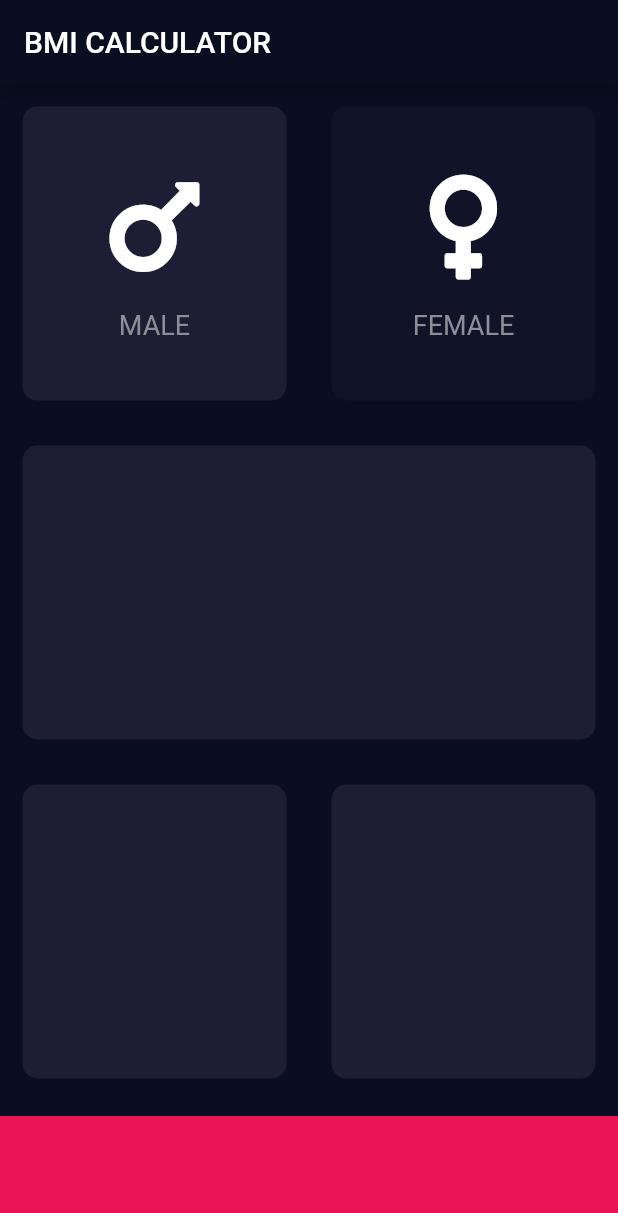
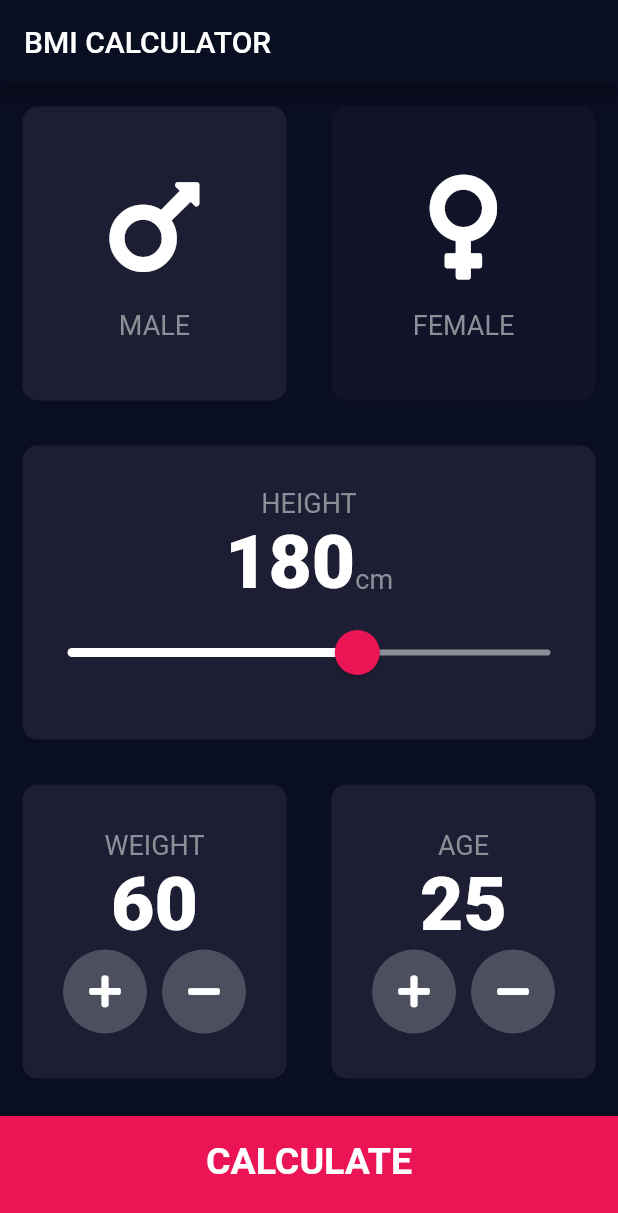
Before and after one commit to Jowooseok/fluuterStudy, a Flutter app: the screen it shows after launch, after a tap on "MALE", on a phone screen of 412 x 824 dp. Shown: the top 1213 px of the screen. Run offline on Flutter 3.47's test engine with Material 2 defaults, Android fonts, the phone set to English and light mode, and no system bars; our stand-ins replace font_awesome_flutter.

Commit message:
계산 부분 빼고 모두 완료

```diff
--- /dev/null
+++ b/fluuter_study/lib/components/bottomButton.dart
@@ -0,0 +1,29 @@
+import 'package:flutter/material.dart';
+import 'package:bmi_calculator/constants.dart';
+
+class BottomButton extends StatelessWidget {
+  BottomButton({@required this.onTap, @required this.buttonTitle});
+
+  final Function onTap;
+  final String buttonTitle;
+
+  @override
+  Widget build(BuildContext context) {
+    return GestureDetector(
+      onTap: onTap,
+      child: Container(
+        child: Center(
+          child: Text(
+            buttonTitle,
+            style: kLargeButtonTextStyle,
+          ),
+        ),
+        color: kBottomContainerColour,
+        margin: EdgeInsets.only(top: 10.0),
+        width: double.infinity,
+        padding: EdgeInsets.only(bottom: 20.0),
+        height: kBottomContainerHeight,
+      ),
+    );
+  }
+}
--- a/fluuter_study/lib/icon_content.dart
+++ b/fluuter_study/lib/components/icon_content.dart
@@ -1,9 +1,5 @@
 import 'package:flutter/material.dart';
-
-const labelTextStyle = TextStyle(
-  fontSize: 18.0,
-  color: Color(0xff8d8e98),
-);
+import '../constants.dart';
 
 class IconContent extends StatelessWidget {
   final String label;
@@ -25,7 +21,7 @@ class IconContent extends StatelessWidget {
         ),
         Text(
           label,
-          style: labelTextStyle,
+          style: kLabelTextStyle,
         )
       ],
     );
--- /dev/null
+++ b/fluuter_study/lib/components/reusable_card.dart
@@ -0,0 +1,24 @@
+import 'package:flutter/material.dart';
+
+class ReusableCard extends StatelessWidget {
+  ReusableCard({@required this.colour, this.cardChild, this.onPress});
+
+  final Color colour;
+  final Widget cardChild;
+  final Function onPress;
+
+  @override
+  Widget build(BuildContext context) {
+    return GestureDetector(
+      onTap: onPress,
+      child: Container(
+        child: cardChild,
+        margin: EdgeInsets.all(15.0),
+        decoration: BoxDecoration(
+          color: colour,
+          borderRadius: BorderRadius.circular(10.0),
+        ),
+      ),
+    );
+  }
+}
--- /dev/null
+++ b/fluuter_study/lib/components/roundIconButton.dart
@@ -0,0 +1,23 @@
+import 'package:flutter/material.dart';
+
+class RoundIconButton extends StatelessWidget {
+  RoundIconButton({@required this.icon, @required this.onPressed});
+
+  final IconData icon;
+  final Function onPressed;
+
+  @override
+  Widget build(BuildContext context) {
+    return RawMaterialButton(
+      child: Icon(icon),
+      onPressed: onPressed,
+      elevation: 0.0,
+      constraints: BoxConstraints.tightFor(
+        width: 56.0,
+        height: 56.0,
+      ),
+      shape: CircleBorder(),
+      fillColor: Color(0xff4c4f5e),
+    );
+  }
+}
--- /dev/null
+++ b/fluuter_study/lib/constants.dart
@@ -0,0 +1,37 @@
+import 'package:flutter/material.dart';
+
+const kBottomContainerHeight = 80.0;
+const kActiveCardColour = Color(0xff1d1e33);
+const kInactiveCardColour = Color(0xff111328);
+const kBottomContainerColour = Color(0xffeb1555);
+
+const kLabelTextStyle = TextStyle(
+  fontSize: 18.0,
+  color: Color(0xff8d8e98),
+);
+
+const kNumberTextStyle = TextStyle(
+  fontSize: 50.0,
+  fontWeight: FontWeight.w900,
+);
+
+const kLargeButtonTextStyle =
+    TextStyle(fontSize: 25.0, fontWeight: FontWeight.bold);
+
+const kTitleTextStyle = TextStyle(
+  fontSize: 50.0,
+  fontWeight: FontWeight.bold,
+);
+
+const kResultTextStyle = TextStyle(
+  color: Color(0xff24d876),
+  fontSize: 22.0,
+  fontWeight: FontWeight.bold,
+);
+
+const kBMITextStyle = TextStyle(
+  fontSize: 100.0,
+  fontWeight: FontWeight.bold,
+);
+
+const kBodyTextStyle = TextStyle(fontSize: 22.0);
--- a/fluuter_study/lib/imput_page.dart
+++ /dev/null
@@ -1,114 +0,0 @@
-import 'package:flutter/material.dart';
-import 'package:font_awesome_flutter/font_awesome_flutter.dart';
-import 'reusable_card.dart';
-import 'icon_content.dart';
-
-const bottomContainerHeight = 80.0;
-const activeCardColour = Color(0xff1d1e33);
-const inactiveCardColour = Color(0xff111328);
-const bottomContainerColour = Color(0xffeb1555);
-
-class InputPage extends StatefulWidget {
-  @override
-  _InputPageState createState() => _InputPageState();
-}
-
-class _InputPageState extends State<InputPage> {
-  Color maleCardColour = inactiveCardColour;
-  Color femaleCardColour = inactiveCardColour;
-
-  //1 = male, 2 = female
-  void updateColour(int gender) {
-    if (gender == 1) {
-      if (maleCardColour == inactiveCardColour) {
-        maleCardColour = activeCardColour;
-        femaleCardColour = inactiveCardColour;
-      } else {
-        maleCardColour = inactiveCardColour;
-      }
-    } else if (gender == 2) {
-      if (femaleCardColour == inactiveCardColour) {
-        femaleCardColour = activeCardColour;
-        maleCardColour = inactiveCardColour;
-      } else {
-        femaleCardColour = inactiveCardColour;
-      }
-    }
-  }
-
-  @override
-  Widget build(BuildContext context) {
-    return Scaffold(
-      appBar: AppBar(
-        title: Text('BMI CALCULATOR'),
-      ),
-      body: Column(
-        children: [
-          Expanded(
-              child: Row(
-            children: [
-              Expanded(
-                child: GestureDetector(
-                  onTap: () {
-                    setState(() {
-                      updateColour(1);
-                    });
-                  },
-                  child: ReusableCard(
-                    colour: maleCardColour,
-                    cardChild: IconContent(
-                      label: 'MALE',
-                      icon: FontAwesomeIcons.mars,
-                    ),
-                  ),
-                ),
-              ),
-              Expanded(
-                child: GestureDetector(
-                  onTap: () {
-                    setState(() {
-                      updateColour(2);
-                    });
-                  },
-                  child: ReusableCard(
-                    colour: femaleCardColour,
-                    cardChild: IconContent(
-                      label: 'FEMALE',
-                      icon: FontAwesomeIcons.venus,
-                    ),
-                  ),
-                ),
-              ),
-            ],
-          )),
-          Expanded(
-            child: ReusableCard(
-              colour: activeCardColour,
-            ),
-          ),
-          Expanded(
-              child: Row(
-            children: [
-              Expanded(
-                child: ReusableCard(
-                  colour: activeCardColour,
-                ),
-              ),
-              Expanded(
-                child: ReusableCard(
-                  colour: activeCardColour,
-                ),
-              ),
-            ],
-          )),
-          Container(
-            color: bottomContainerColour,
-            margin: EdgeInsets.only(top: 10.0),
-            width: double.infinity,
-            height: bottomContainerHeight,
-          ),
-        ],
-      ),
-    );
-  }
-}
--- a/fluuter_study/lib/main.dart
+++ b/fluuter_study/lib/main.dart
@@ -1,5 +1,5 @@
 import 'package:flutter/material.dart';
-import 'imput_page.dart';
+import 'screens/input_page.dart';
 
 void main() => runApp(BMICalculator());
 
--- a/fluuter_study/lib/reusable_card.dart
+++ /dev/null
@@ -1,20 +0,0 @@
-import 'package:flutter/material.dart';
-
-class ReusableCard extends StatelessWidget {
-  ReusableCard({@required this.colour, this.cardChild});
-
-  final Color colour;
-  final Widget cardChild;
-
-  @override
-  Widget build(BuildContext context) {
-    return Container(
-      child: cardChild,
-      margin: EdgeInsets.all(15.0),
-      decoration: BoxDecoration(
-        color: colour,
-        borderRadius: BorderRadius.circular(10.0),
-      ),
-    );
-  }
-}
--- /dev/null
+++ b/fluuter_study/lib/screens/input_page.dart
@@ -0,0 +1,222 @@
+import 'file:///C:/Users/Seok/Desktop/dev/flutterStudy/fluuter_study/lib/screens/results_page.dart';
+import 'package:flutter/material.dart';
+import 'package:font_awesome_flutter/font_awesome_flutter.dart';
+import 'package:bmi_calculator/components/reusable_card.dart';
+import 'package:bmi_calculator/components/icon_content.dart';
+import 'package:bmi_calculator/constants.dart';
+import 'package:bmi_calculator/components/bottomButton.dart';
+import 'package:bmi_calculator/components/roundIconButton.dart';
+
+enum Gender { male, female }
+
+class InputPage extends StatefulWidget {
+  @override
+  _InputPageState createState() => _InputPageState();
+}
+
+class _InputPageState extends State<InputPage> {
+  Gender selectedGender;
+  int height = 180;
+  int weight = 60;
+  int age = 25;
+
+  @override
+  Widget build(BuildContext context) {
+    return Scaffold(
+      appBar: AppBar(
+        title: Text('BMI CALCULATOR'),
+      ),
+      body: Column(
+        crossAxisAlignment: CrossAxisAlignment.stretch,
+        children: [
+          Expanded(
+              child: Row(
+            children: [
+              Expanded(
+                child: ReusableCard(
+                  colour: selectedGender == Gender.male
+                      ? kActiveCardColour
+                      : kInactiveCardColour,
+                  onPress: () {
+                    setState(() {
+                      selectedGender = Gender.male;
+                    });
+                  },
+                  cardChild: IconContent(
+                    label: 'MALE',
+                    icon: FontAwesomeIcons.mars,
+                  ),
+                ),
+              ),
+              Expanded(
+                child: ReusableCard(
+                  colour: selectedGender == Gender.female
+                      ? kActiveCardColour
+                      : kInactiveCardColour,
+                  onPress: () {
+                    setState(() {
+                      selectedGender = Gender.female;
+                    });
+                  },
+                  cardChild: IconContent(
+                    label: 'FEMALE',
+                    icon: FontAwesomeIcons.venus,
+                  ),
+                ),
+              ),
+            ],
+          )),
+          Expanded(
+            child: ReusableCard(
+              colour: kActiveCardColour,
+              cardChild: Column(
+                mainAxisAlignment: MainAxisAlignment.center,
+                children: [
+                  Text(
+                    'HEIGHT',
+                    style: kLabelTextStyle,
+                  ),
+                  Row(
+                    mainAxisAlignment: MainAxisAlignment.center,
+                    crossAxisAlignment: CrossAxisAlignment.baseline,
+                    textBaseline: TextBaseline.alphabetic,
+                    children: [
+                      Text(
+                        height.toString(),
+                        style: kNumberTextStyle,
+                      ),
+                      Text(
+                        'cm',
+                        style: kLabelTextStyle,
+                      )
+                    ],
+                  ),
+                  SliderTheme(
+                    data: SliderTheme.of(context).copyWith(
+                        inactiveTrackColor: Color(0xff8d8e98),
+                        activeTrackColor: Colors.white,
+                        thumbColor: Color(0xffeb1555),
+                        overlayColor: Color(0x29eb1555),
+                        thumbShape:
+                            RoundSliderThumbShape(enabledThumbRadius: 15.0),
+                        overlayShape:
+                            RoundSliderOverlayShape(overlayRadius: 30.0)),
+                    child: Slider(
+                      value: height.toDouble(),
+                      min: 120.0,
+                      max: 220.0,
+                      onChanged: (double newValue) {
+                        setState(() {
+                          height = newValue.round();
+                        });
+                      },
+                    ),
+                  ),
+                ],
+              ),
+            ),
+          ),
+          Expanded(
+              child: Row(
+            children: [
+              Expanded(
+                child: ReusableCard(
+                  colour: kActiveCardColour,
+                  cardChild: Column(
+                    mainAxisAlignment: MainAxisAlignment.center,
+                    children: [
+                      Text(
+                        'WEIGHT',
+                        style: kLabelTextStyle,
+                      ),
+                      Text(
+                        weight.toString(),
+                        style: kNumberTextStyle,
+                      ),
+                      Row(
+                        mainAxisAlignment: MainAxisAlignment.center,
+                        children: [
+                          RoundIconButton(
+                            icon: FontAwesomeIcons.plus,
+                            onPressed: () {
+                              setState(() {
+                                weight++;
+                              });
+                            },
+                          ),
+                          SizedBox(
+                            width: 10.0,
+                          ),
+                          RoundIconButton(
+                            icon: FontAwesomeIcons.minus,
+                            onPressed: () {
+                              setState(() {
+                                weight--;
+                              });
+                            },
+                          ),
+                        ],
+                      ),
+                    ],
+                  ),
+                ),
+              ),
+              Expanded(
+                child: ReusableCard(
+                  colour: kActiveCardColour,
+                  cardChild: Column(
+                    mainAxisAlignment: MainAxisAlignment.center,
+                    children: [
+                      Text(
+                        'AGE',
+                        style: kLabelTextStyle,
+                      ),
+                      Text(
+                        age.toString(),
+                        style: kNumberTextStyle,
+                      ),
+                      Row(
+                        mainAxisAlignment: MainAxisAlignment.center,
+                        children: [
+                          RoundIconButton(
+                            icon: FontAwesomeIcons.plus,
+                            onPressed: () {
+                              setState(() {
+                                age++;
+                              });
+                            },
+                          ),
+                          SizedBox(
+                            width: 10.0,
+                          ),
+                          RoundIconButton(
+                            icon: FontAwesomeIcons.minus,
+                            onPressed: () {
+                              setState(() {
+                                age--;
+                              });
+                            },
+                          ),
+                        ],
+                      ),
+                    ],
+                  ),
+                ),
+              ),
+            ],
+          )),
+          BottomButton(
+            buttonTitle: 'CALCULATE',
+            onTap: () {
+              Navigator.push(
+                  context,
+                  MaterialPageRoute(
+                    builder: (context) => ResultsPage(),
+                  ));
+            },
+          ),
+        ],
+      ),
+    );
+  }
+}
--- /dev/null
+++ b/fluuter_study/lib/screens/results_page.dart
@@ -0,0 +1,62 @@
+import 'package:bmi_calculator/components/bottomButton.dart';
+import 'package:flutter/material.dart';
+import '../constants.dart';
+import '../components/reusable_card.dart';
+
+class ResultsPage extends StatelessWidget {
+  @override
+  Widget build(BuildContext context) {
+    return Scaffold(
+      appBar: AppBar(
+        title: Text('BMI CALCULATOR'),
+      ),
+      body: Column(
+        mainAxisAlignment: MainAxisAlignment.spaceEvenly,
+        crossAxisAlignment: CrossAxisAlignment.stretch,
+        children: [
+          Expanded(
+            child: Container(
+              padding: EdgeInsets.all(15.0),
+              alignment: Alignment.bottomLeft,
+              child: Text(
+                'Your Result',
+                style: kTitleTextStyle,
+              ),
+            ),
+          ),
+          Expanded(
+            flex: 3,
+            child: ReusableCard(
+              colour: kActiveCardColour,
+              cardChild: Column(
+                mainAxisAlignment: MainAxisAlignment.spaceEvenly,
+                crossAxisAlignment: CrossAxisAlignment.center,
+                children: [
+                  Text(
+                    'Normal',
+                    style: kResultTextStyle,
+                  ),
+                  Text(
+                    '18.3',
+                    style: kBMITextStyle,
+                  ),
+                  Text(
+                    'Your BMI result quite low, you should eat more!',
+                    style: kBodyTextStyle,
+                    textAlign: TextAlign.center,
+                  ),
+                ],
+              ),
+            ),
+          ),
+          BottomButton(
+            buttonTitle: 'RE-CALCULATE',
+            onTap: () {
+              Navigator.pop(context);
+            },
+          ),
+        ],
+      ),
+    );
+  }
+}
```
